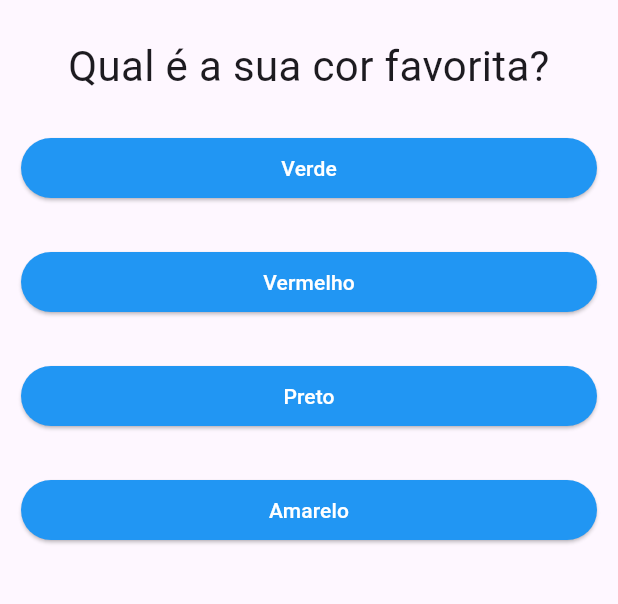
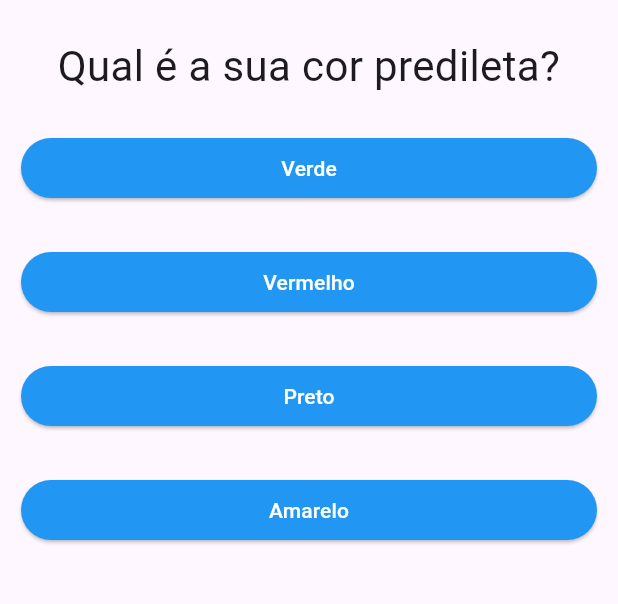
Before and after one commit to vin2101/AppFlutterPerguntas, a Flutter app: the screen it shows after launch, on a phone screen of 412 x 824 dp, the part 63-667 px from its top. Run offline on Flutter 3.47's test engine with Material 3 defaults, Android fonts, the phone set to English and light mode, and no system bars.

Commit message:
Alteracao da pergunta de cor

```diff
--- a/lib/main.dart
+++ b/lib/main.dart
@@ -8,7 +8,7 @@ class _PerguntaAppState extends State <PerguntaApp> {
   var _pontuacaoTotal = 0;
   final _perguntas = const [
         {
-          'texto': 'Qual é a sua cor favorita?',
+          'texto': 'Qual é a sua cor predileta?',
           'respostas': [
             {'texto': 'Verde', 'pontuacao' : 10},
             {'texto': 'Vermelho', 'pontuacao' : 7},
```
